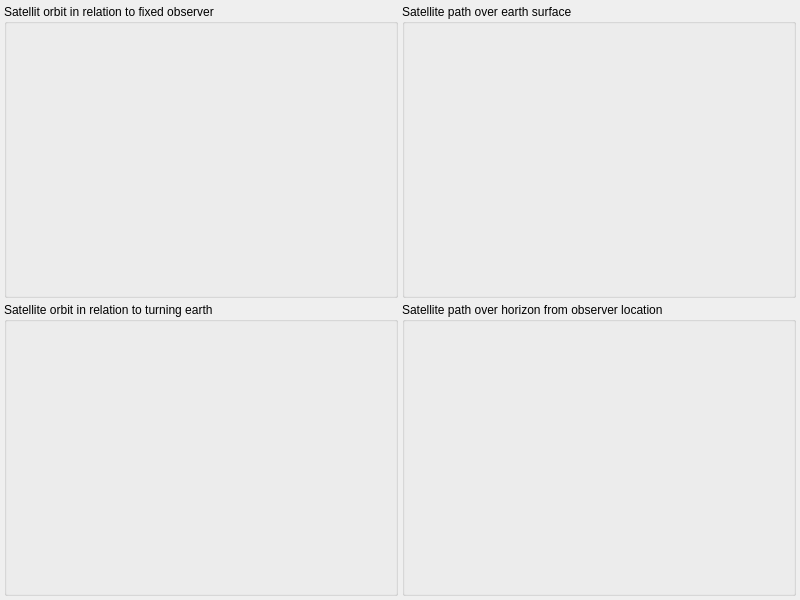
Before: the Qt Designer form mw4/gui/widgets/satellite.ui in mworion/MountWizzard4, drawn with Qt 5.
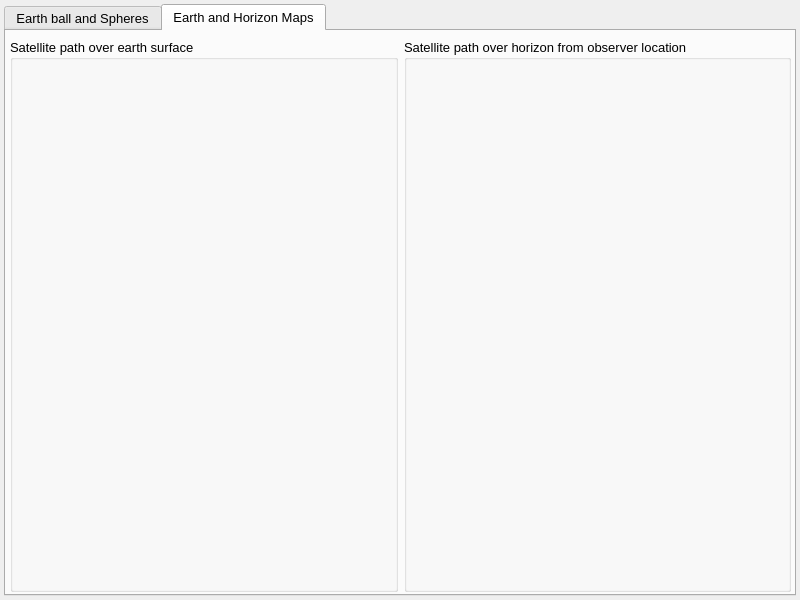
After: the same form once the commit is applied. The open tabs and pages were chosen to show the change.

Commit message: try to find out why not expanding

Patch:
```diff
--- a/mw4/gui/widgets/satellite.ui
+++ b/mw4/gui/widgets/satellite.ui
@@ -43,12 +43,13 @@
   <property name="font">
    <font>
     <family>Arial</family>
+    <pointsize>10</pointsize>
    </font>
   </property>
   <property name="windowTitle">
    <string>Satellite</string>
   </property>
-  <layout class="QGridLayout" name="gridLayout">
+  <layout class="QGridLayout" name="gridLayout" rowstretch="0" columnstretch="0">
    <property name="leftMargin">
     <number>4</number>
    </property>
@@ -64,116 +65,34 @@
    <property name="spacing">
     <number>4</number>
    </property>
-   <item row="0" column="1">
-    <widget class="QGroupBox" name="groupBox_3">
-     <property name="sizePolicy">
-      <sizepolicy hsizetype="Expanding" vsizetype="Expanding">
-       <horstretch>0</horstretch>
-       <verstretch>0</verstretch>
-      </sizepolicy>
-     </property>
-     <property name="title">
-      <string>Satellite path over earth surface</string>
-     </property>
-     <property name="large" stdset="0">
-      <bool>true</bool>
-     </property>
-     <layout class="QGridLayout" name="gridLayout_5">
-      <property name="leftMargin">
+   <item row="0" column="0">
+    <widget class="QTabWidget" name="tabWidget">
+     <property name="currentIndex">
        <number>0</number>
       </property>
-      <property name="topMargin">
-       <number>8</number>
-      </property>
-      <property name="rightMargin">
-       <number>0</number>
-      </property>
-      <property name="bottomMargin">
-       <number>0</number>
-      </property>
-      <property name="spacing">
-       <number>0</number>
-      </property>
-      <item row="0" column="0">
-       <widget class="QWidget" name="satEarth" native="true">
+     <widget class="QWidget" name="tab">
         <property name="sizePolicy">
-         <sizepolicy hsizetype="Preferred" vsizetype="Preferred">
-          <horstretch>0</horstretch>
-          <verstretch>0</verstretch>
-         </sizepolicy>
-        </property>
-        <property name="toolTip">
-         <string>Shows the satellite path vertical over ground.</string>
-        </property>
-       </widget>
-      </item>
-     </layout>
-    </widget>
-   </item>
-   <item row="1" column="1">
-    <widget class="QGroupBox" name="groupBox_4">
-     <property name="sizePolicy">
       <sizepolicy hsizetype="Expanding" vsizetype="Expanding">
        <horstretch>0</horstretch>
        <verstretch>0</verstretch>
       </sizepolicy>
      </property>
-     <property name="title">
-      <string>Satellite path over horizon from observer location</string>
-     </property>
-     <property name="large" stdset="0">
-      <bool>true</bool>
-     </property>
-     <layout class="QGridLayout" name="gridLayout_4">
-      <property name="leftMargin">
-       <number>0</number>
-      </property>
-      <property name="topMargin">
-       <number>8</number>
-      </property>
-      <property name="rightMargin">
-       <number>0</number>
-      </property>
-      <property name="bottomMargin">
-       <number>0</number>
-      </property>
+      <attribute name="title">
+       <string>Earth ball and Spheres</string>
+      </attribute>
+      <widget class="QWidget" name="horizontalLayoutWidget">
+       <property name="geometry">
+        <rect>
+         <x>5</x>
+         <y>4</y>
+         <width>781</width>
+         <height>561</height>
+        </rect>
+       </property>
+       <layout class="QHBoxLayout" name="horizontalLayout" stretch="0,0">
       <property name="spacing">
-       <number>0</number>
-      </property>
-      <item row="0" column="0">
-       <widget class="QWidget" name="satHorizon" native="true">
-        <property name="sizePolicy">
-         <sizepolicy hsizetype="Preferred" vsizetype="Preferred">
-          <horstretch>0</horstretch>
-          <verstretch>0</verstretch>
-         </sizepolicy>
-        </property>
-        <property name="toolTip">
-         <string>Shows the visible track of the satellite when being observed from the position of the mount. </string>
-        </property>
-       </widget>
-      </item>
-     </layout>
-    </widget>
-   </item>
-   <item row="1" column="0">
-    <widget class="QGroupBox" name="groupBox_2">
-     <property name="sizePolicy">
-      <sizepolicy hsizetype="Expanding" vsizetype="Expanding">
-       <horstretch>0</horstretch>
-       <verstretch>0</verstretch>
-      </sizepolicy>
-     </property>
-     <property name="title">
-      <string>Satellite orbit in relation to turning earth</string>
-     </property>
-     <property name="large" stdset="0">
-      <bool>true</bool>
-     </property>
-     <layout class="QGridLayout" name="gridLayout_3">
-      <property name="leftMargin">
-       <number>0</number>
-      </property>
+         <number>6</number>
+        </property>
       <property name="topMargin">
        <number>8</number>
       </property>
@@ -181,28 +100,9 @@
        <number>0</number>
       </property>
       <property name="bottomMargin">
-       <number>0</number>
-      </property>
-      <property name="spacing">
-       <number>0</number>
-      </property>
-      <item row="0" column="0">
-       <widget class="QWidget" name="satSphere1" native="true">
-        <property name="sizePolicy">
-         <sizepolicy hsizetype="Preferred" vsizetype="Preferred">
-          <horstretch>0</horstretch>
-          <verstretch>0</verstretch>
-         </sizepolicy>
-        </property>
-        <property name="toolTip">
-         <string>Show the satellite path in orbit. The observer is moving with the earth turning. We get normally a classical path for the satellite.</string>
-        </property>
-       </widget>
-      </item>
-     </layout>
-    </widget>
-   </item>
-   <item row="0" column="0">
+         <number>4</number>
+        </property>
+        <item>
     <widget class="QGroupBox" name="groupBox">
      <property name="sizePolicy">
       <sizepolicy hsizetype="Expanding" vsizetype="Expanding">
@@ -235,7 +135,7 @@
       <item row="0" column="0">
        <widget class="QWidget" name="satSphere2" native="true">
         <property name="sizePolicy">
-         <sizepolicy hsizetype="Preferred" vsizetype="Preferred">
+              <sizepolicy hsizetype="Expanding" vsizetype="Expanding">
           <horstretch>0</horstretch>
           <verstretch>0</verstretch>
          </sizepolicy>
@@ -252,6 +152,181 @@
        </widget>
       </item>
      </layout>
+         </widget>
+        </item>
+        <item>
+         <widget class="QGroupBox" name="groupBox_2">
+          <property name="sizePolicy">
+           <sizepolicy hsizetype="Expanding" vsizetype="Expanding">
+            <horstretch>0</horstretch>
+            <verstretch>0</verstretch>
+           </sizepolicy>
+          </property>
+          <property name="title">
+           <string>Satellite orbit in relation to turning earth</string>
+          </property>
+          <property name="large" stdset="0">
+           <bool>true</bool>
+          </property>
+          <layout class="QGridLayout" name="gridLayout_3">
+           <property name="leftMargin">
+            <number>0</number>
+           </property>
+           <property name="topMargin">
+            <number>8</number>
+           </property>
+           <property name="rightMargin">
+            <number>0</number>
+           </property>
+           <property name="bottomMargin">
+            <number>0</number>
+           </property>
+           <property name="spacing">
+            <number>0</number>
+           </property>
+           <item row="0" column="0">
+            <widget class="QWidget" name="satSphere1" native="true">
+             <property name="sizePolicy">
+              <sizepolicy hsizetype="Expanding" vsizetype="Expanding">
+               <horstretch>0</horstretch>
+               <verstretch>0</verstretch>
+              </sizepolicy>
+             </property>
+             <property name="toolTip">
+              <string>Show the satellite path in orbit. The observer is moving with the earth turning. We get normally a classical path for the satellite.</string>
+             </property>
+            </widget>
+           </item>
+          </layout>
+         </widget>
+        </item>
+       </layout>
+      </widget>
+     </widget>
+     <widget class="QWidget" name="tab_2">
+      <property name="sizePolicy">
+       <sizepolicy hsizetype="Expanding" vsizetype="Expanding">
+        <horstretch>0</horstretch>
+        <verstretch>0</verstretch>
+       </sizepolicy>
+      </property>
+      <attribute name="title">
+       <string>Earth and Horizon Maps</string>
+      </attribute>
+      <widget class="QWidget" name="horizontalLayoutWidget_2">
+       <property name="geometry">
+        <rect>
+         <x>4</x>
+         <y>4</y>
+         <width>781</width>
+         <height>561</height>
+        </rect>
+       </property>
+       <layout class="QHBoxLayout" name="horizontalLayout_2" stretch="0,0">
+        <property name="spacing">
+         <number>6</number>
+        </property>
+        <property name="topMargin">
+         <number>4</number>
+        </property>
+        <property name="bottomMargin">
+         <number>4</number>
+        </property>
+        <item>
+         <widget class="QGroupBox" name="groupBox_3">
+          <property name="sizePolicy">
+           <sizepolicy hsizetype="Expanding" vsizetype="Expanding">
+            <horstretch>0</horstretch>
+            <verstretch>0</verstretch>
+           </sizepolicy>
+          </property>
+          <property name="title">
+           <string>Satellite path over earth surface</string>
+          </property>
+          <property name="large" stdset="0">
+           <bool>true</bool>
+          </property>
+          <layout class="QGridLayout" name="gridLayout_5">
+           <property name="leftMargin">
+            <number>0</number>
+           </property>
+           <property name="topMargin">
+            <number>8</number>
+           </property>
+           <property name="rightMargin">
+            <number>0</number>
+           </property>
+           <property name="bottomMargin">
+            <number>0</number>
+           </property>
+           <property name="spacing">
+            <number>0</number>
+           </property>
+           <item row="0" column="0">
+            <widget class="QWidget" name="satEarth" native="true">
+             <property name="sizePolicy">
+              <sizepolicy hsizetype="Expanding" vsizetype="Expanding">
+               <horstretch>0</horstretch>
+               <verstretch>0</verstretch>
+              </sizepolicy>
+             </property>
+             <property name="toolTip">
+              <string>Shows the satellite path vertical over ground.</string>
+             </property>
+            </widget>
+           </item>
+          </layout>
+         </widget>
+        </item>
+        <item>
+         <widget class="QGroupBox" name="groupBox_4">
+          <property name="sizePolicy">
+           <sizepolicy hsizetype="Expanding" vsizetype="Expanding">
+            <horstretch>0</horstretch>
+            <verstretch>0</verstretch>
+           </sizepolicy>
+          </property>
+          <property name="title">
+           <string>Satellite path over horizon from observer location</string>
+          </property>
+          <property name="large" stdset="0">
+           <bool>true</bool>
+          </property>
+          <layout class="QGridLayout" name="gridLayout_4">
+           <property name="leftMargin">
+            <number>0</number>
+           </property>
+           <property name="topMargin">
+            <number>8</number>
+           </property>
+           <property name="rightMargin">
+            <number>0</number>
+           </property>
+           <property name="bottomMargin">
+            <number>0</number>
+           </property>
+           <property name="spacing">
+            <number>0</number>
+           </property>
+           <item row="0" column="0">
+            <widget class="QWidget" name="satHorizon" native="true">
+             <property name="sizePolicy">
+              <sizepolicy hsizetype="Expanding" vsizetype="Expanding">
+               <horstretch>0</horstretch>
+               <verstretch>0</verstretch>
+              </sizepolicy>
+             </property>
+             <property name="toolTip">
+              <string>Shows the visible track of the satellite when being observed from the position of the mount. </string>
+             </property>
+            </widget>
+           </item>
+          </layout>
+         </widget>
+        </item>
+       </layout>
+      </widget>
+     </widget>
     </widget>
    </item>
   </layout>
```
Left out of the diff: 7 changed lines with no effect on the pictures. Lines whose indentation alone changed are shown as unchanged. The commit also changes 2 other files.
